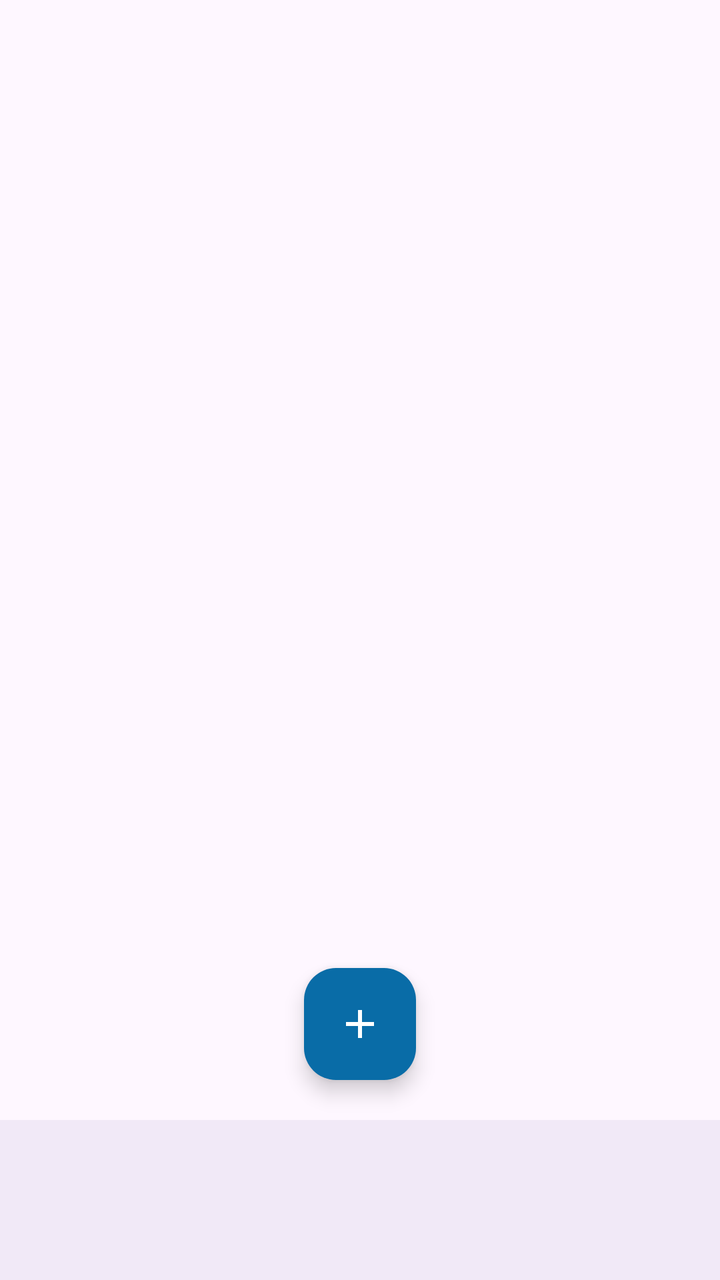
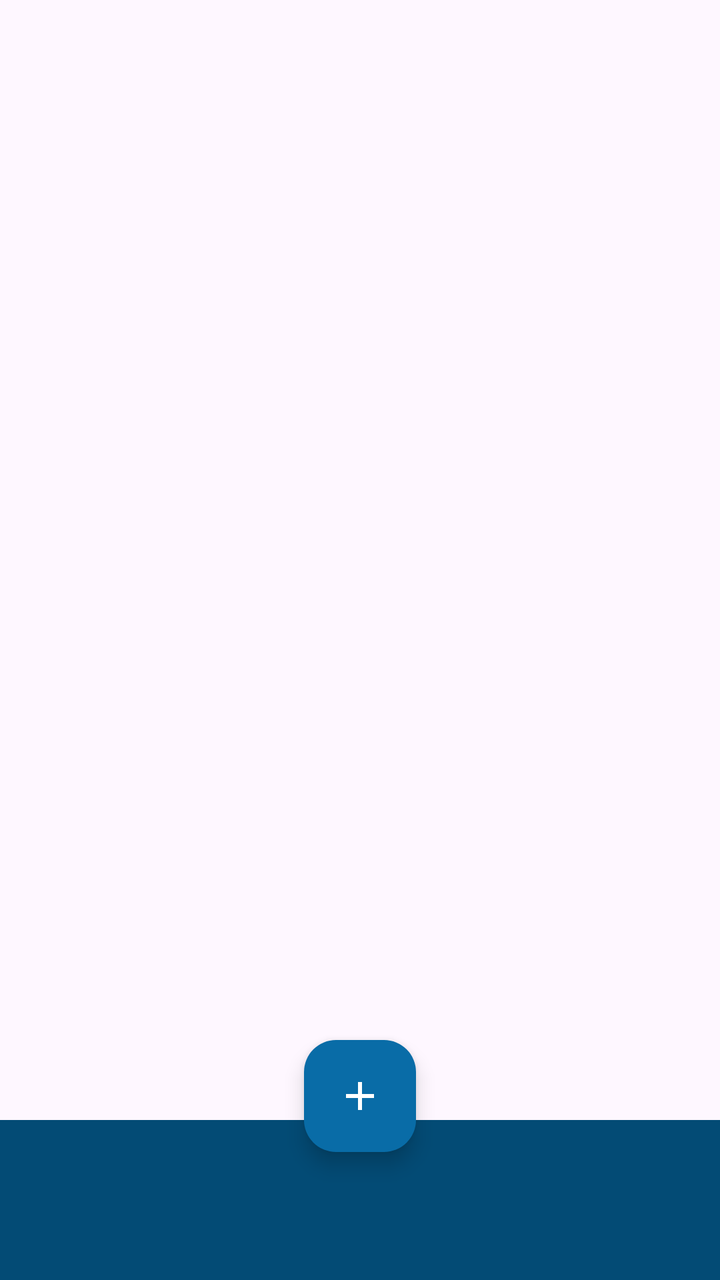

The first picture is an Android layout as it rendered before a commit; the second is the same layout after the commit. The layout source and the unified diff follow.
<!-- AndroidManifest.xml: application theme Theme.PoolApp -->
<!-- res/layout/activity_main.xml -->
<androidx.drawerlayout.widget.DrawerLayout xmlns:android="http://schemas.android.com/apk/res/android"
    xmlns:app="http://schemas.android.com/apk/res-auto"
    xmlns:tools="http://schemas.android.com/tools"
    android:id="@+id/drawer_layout"
    android:layout_width="match_parent"
    android:layout_height="match_parent"
    tools:openDrawer="start">

    <androidx.coordinatorlayout.widget.CoordinatorLayout
        android:layout_width="match_parent"
        android:layout_height="match_parent">

        <FrameLayout
            android:id="@+id/fragment_container"
            android:layout_width="match_parent"
            android:layout_height="match_parent"
            android:layout_marginBottom="?attr/actionBarSize" />

        <com.google.android.material.bottomnavigation.BottomNavigationView
            android:id="@+id/bottom_navigation_view"
            android:layout_width="match_parent"
            android:layout_height="wrap_content"
            android:layout_gravity="bottom"
            android:background="?android:attr/windowBackground"
            app:labelVisibilityMode="labeled" />

        <com.google.android.material.floatingactionbutton.FloatingActionButton
            android:id="@+id/fab_add"
            android:layout_width="wrap_content"
            android:layout_height="wrap_content"
            android:layout_gravity="bottom|center_horizontal"
            android:layout_marginBottom="100dp"
            android:src="@drawable/ic_add_white_24dp"
            app:backgroundTint="@color/PrimaryColour"
            app:tint="@android:color/white" />

    </androidx.coordinatorlayout.widget.CoordinatorLayout>

    <FrameLayout
        android:id="@+id/drawer_container"
        android:layout_width="300dp"
        android:layout_height="match_parent"
        android:layout_gravity="start"
        android:background="@color/white" />

</androidx.drawerlayout.widget.DrawerLayout>
<!-- resources referenced by this layout -->
<resources>
  <color name="PrimaryColour">#096ca7</color>
  <color name="white">#FFFFFFFF</color>
  <!-- drawable ic_add_white_24dp (drawable) -->
  <vector android:height="24dp" android:tint="#FFFFFF"
      android:viewportHeight="24" android:viewportWidth="24"
      android:width="24dp" xmlns:android="http://schemas.android.com/apk/res/android">
      <path android:fillColor="@android:color/white" android:pathData="M19,13h-6v6h-2v-6H5v-2h6V5h2v6h6v2z"/>
  </vector>
  <style name="Theme.PoolApp" parent="Theme.Material3.DayNight.NoActionBar">
      </style>
</resources>

<!-- the commit's change to res/layout/activity_main.xml (unified diff, before → after) -->
@@ -1,10 +1,13 @@
-<androidx.drawerlayout.widget.DrawerLayout xmlns:android="http://schemas.android.com/apk/res/android"
+<?xml version="1.0" encoding="utf-8"?>
+<androidx.drawerlayout.widget.DrawerLayout
+    xmlns:android="http://schemas.android.com/apk/res/android"
     xmlns:app="http://schemas.android.com/apk/res-auto"
     xmlns:tools="http://schemas.android.com/tools"
     android:id="@+id/drawer_layout"
     android:layout_width="match_parent"
     android:layout_height="match_parent"
-    tools:openDrawer="start">
+    tools:openDrawer="start"
+   >
 
     <androidx.coordinatorlayout.widget.CoordinatorLayout
         android:layout_width="match_parent"
@@ -14,25 +17,111 @@
             android:id="@+id/fragment_container"
             android:layout_width="match_parent"
             android:layout_height="match_parent"
-            android:layout_marginBottom="?attr/actionBarSize" />
+            android:paddingBottom="?attr/actionBarSize" />
 
         <com.google.android.material.bottomnavigation.BottomNavigationView
             android:id="@+id/bottom_navigation_view"
             android:layout_width="match_parent"
             android:layout_height="wrap_content"
             android:layout_gravity="bottom"
-            android:background="?android:attr/windowBackground"
-            app:labelVisibilityMode="labeled" />
+            app:labelVisibilityMode="labeled"
+            android:background="?attr/colorPrimaryVariant"
+            app:itemIconTint="?attr/colorOnPrimary"
+            app:itemTextColor="?attr/colorOnPrimary"
+            app:itemRippleColor="@color/PrimaryColour"
+            />
 
         <com.google.android.material.floatingactionbutton.FloatingActionButton
             android:id="@+id/fab_add"
             android:layout_width="wrap_content"
             android:layout_height="wrap_content"
             android:layout_gravity="bottom|center_horizontal"
-            android:layout_marginBottom="100dp"
+            android:layout_marginBottom="64dp"
             android:src="@drawable/ic_add_white_24dp"
-            app:backgroundTint="@color/PrimaryColour"
+            app:backgroundTint="?attr/colorPrimary"
             app:tint="@android:color/white" />
+
+        <FrameLayout
+            android:id="@+id/fab_overlay"
+            android:layout_width="match_parent"
+            android:layout_height="match_parent"
+            android:background="@color/black_overlay"
+            android:clickable="true"
+            android:focusable="true"
+            android:visibility="gone">
+
+            <LinearLayout
+                android:id="@+id/speed_dial_menu_container"
+                android:layout_width="wrap_content"
+                android:layout_height="wrap_content"
+                android:orientation="vertical"
+                android:layout_gravity="center_horizontal|bottom"
+                android:layout_marginBottom="150dp"
+                android:gravity="center_horizontal"
+                android:padding="70dp">
+
+                <Button
+                    android:id="@+id/btn_action_1"
+                    android:layout_width="200dp"
+                    android:layout_height="wrap_content"
+                    android:background="@drawable/bg_rounded_button"
+                    android:textColor="@color/black"
+                    android:textSize="16sp"
+                    android:paddingVertical="12dp"
+                    android:layout_marginBottom="12dp"/>
+
+                <Button
+                    android:id="@+id/btn_action_2"
+                    android:layout_width="200dp"
+                    android:layout_height="wrap_content"
+                    android:background="@drawable/bg_rounded_button"
+                    android:textColor="@color/black"
+                    android:textSize="16sp"
+                    android:paddingVertical="12dp"
+                    android:layout_marginBottom="12dp"/>
+
+                <Button
+                    android:id="@+id/btn_action_3"
+                    android:layout_width="200dp"
+                    android:layout_height="wrap_content"
+                    android:background="@drawable/bg_rounded_button"
+                    android:textColor="@color/black"
+                    android:textSize="16sp"
+                    android:paddingVertical="12dp"
+                    android:layout_marginBottom="12dp"/>
+
+                <Button
+                    android:id="@+id/btn_action_4"
+                    android:layout_width="200dp"
+                    android:layout_height="wrap_content"
+                    android:background="@drawable/bg_rounded_button"
+                    android:textColor="@color/black"
+                    android:textSize="16sp"
+                    android:paddingVertical="12dp"
+                    android:layout_marginBottom="12dp"/>
+
+                <Button
+                    android:id="@+id/btn_action_5"
+                    android:layout_width="200dp"
+                    android:layout_height="wrap_content"
+                    android:background="@drawable/bg_rounded_button"
+                    android:textColor="@color/black"
+                    android:textSize="16sp"
+                    android:paddingVertical="12dp"
+                    android:layout_marginBottom="12dp"/>
+
+                <Button
+                    android:id="@+id/btn_action_6"
+                    android:layout_width="200dp"
+                    android:layout_height="wrap_content"
+                    android:background="@drawable/bg_rounded_button"
+                    android:textColor="@color/black"
+                    android:textSize="16sp"
+                    android:paddingVertical="12dp"/>
+
+            </LinearLayout>
+
+        </FrameLayout>
 
     </androidx.coordinatorlayout.widget.CoordinatorLayout>
 
<!-- resource entries referenced after the edit -->
@@ -1,7 +1,14 @@
 <!-- resources referenced by this layout -->
 <resources>
   <color name="PrimaryColour">#096ca7</color>
+  <color name="black">#FF000000</color>
+  <color name="black_overlay">#80000000</color>
   <color name="white">#FFFFFFFF</color>
+  <!-- drawable bg_rounded_button (drawable) -->
+  <?xml version="1.0" encoding="utf-8"?>
+  <shape xmlns:android="http://schemas.android.com/apk/res/android"
+      android:shape="rectangle">
+      <corners android:radius="24dp"/> <solid android:color="@android:color/white"/> <stroke android:width="1dp" android:color="@color/grey"/> </shape>
   <!-- drawable ic_add_white_24dp (drawable) -->
   <vector android:height="24dp" android:tint="#FFFFFF"
       android:viewportHeight="24" android:viewportWidth="24"
@@ -9,6 +16,31 @@
       <path android:fillColor="@android:color/white" android:pathData="M19,13h-6v6h-2v-6H5v-2h6V5h2v6h6v2z"/>
   </vector>
   <style name="Theme.PoolApp" parent="Theme.Material3.DayNight.NoActionBar">
+  
+          <item name="colorPrimary">@color/colorPrimary</item>
+  
+          <item name="colorPrimaryVariant">@color/colorPrimaryVariant</item>
+  
+          <item name="colorOnPrimary">@color/colorOnPrimary</item>
+  
+          <item name="colorSecondary">@color/colorSecondary</item>
+  
+          <item name="colorOnSecondary">@color/colorOnSecondary</item>
+  
+          <item name="colorSurface">@color/colorSurface</item>
+  
+          <item name="colorOnSurface">@color/colorOnSurface</item>
+  
+          <item name="android:statusBarColor" tools:targetApi="l">?attr/colorPrimaryVariant</item>
+  
       </style>
+  <color name="grey">#A9A9A9</color>
+  <color name="colorPrimary">#096ca7</color>
+  <color name="colorPrimaryVariant">#034b75</color>
+  <color name="colorOnPrimary">#FFFFFF</color>
+  <color name="colorSecondary">#0A57FF</color>
+  <color name="colorOnSecondary">#FFFFFF</color>
+  <color name="colorSurface">#FFFFFF</color>
+  <color name="colorOnSurface">#1C1B1F</color>
 </resources>
 
